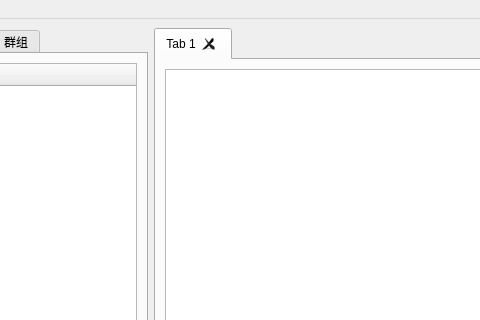
First picture: the form in main.ui, repository xz-dev/cqchat, before the edit; both pictures show x 139 to 619 and y 0 to 320 of the 1208 by 819 pixel window.
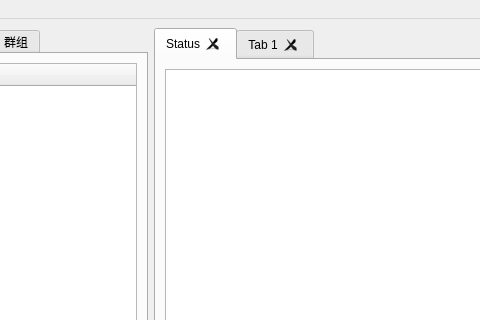
Second picture: the form after the edit. Icons and pictures are not drawn.

Diff of the .ui file:
```diff
--- a/main.ui
+++ b/main.ui
@@ -153,13 +153,26 @@
        <layout class="QVBoxLayout" name="verticalLayout" stretch="19,1">
         <item>
          <widget class="QTabWidget" name="chatTabWidget">
+          <property name="currentIndex">
+           <number>0</number>
+          </property>
           <property name="tabsClosable">
            <bool>true</bool>
           </property>
           <property name="tabBarAutoHide">
            <bool>false</bool>
           </property>
-          <widget class="QWidget" name="tab">
+          <widget class="QWidget" name="tab_0">
+           <attribute name="title">
+            <string>Status</string>
+           </attribute>
+           <layout class="QHBoxLayout" name="horizontalLayout">
+            <item>
+             <widget class="QListWidget" name="statusListWidget"/>
+            </item>
+           </layout>
+          </widget>
+          <widget class="QWidget" name="tab_1">
            <attribute name="title">
             <string>Tab 1</string>
            </attribute>
```
Left out of the diff: 2 changed lines with no effect on the pictures.
